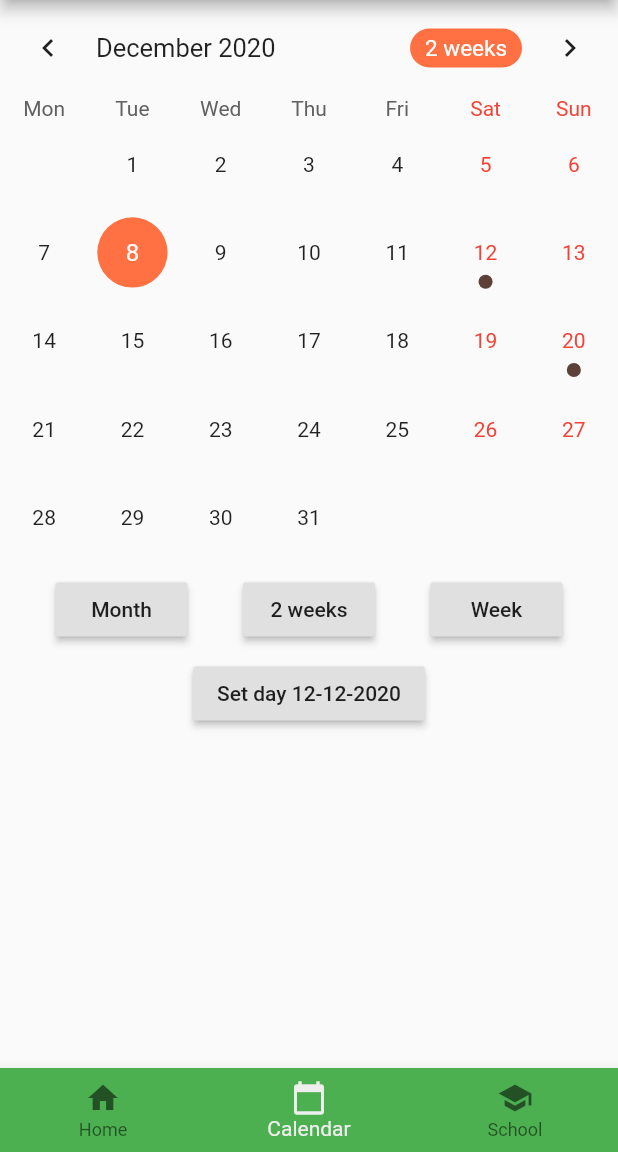
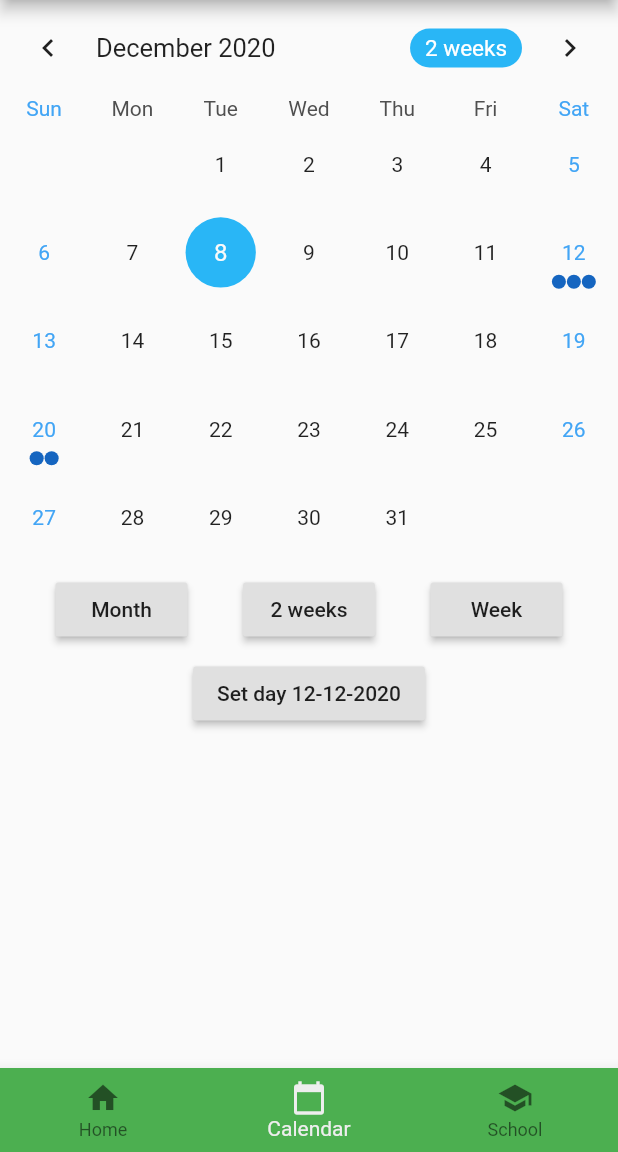
Before and after one commit to MrBean1512/DBMS_Group, a Flutter app: the screen it shows after launch, item 2 of the bottom bar chosen, on a phone screen of 412 x 824 dp, the part 84-1236 px from its top. Run offline on Flutter 3.47's test engine with Material 2 defaults, Android fonts, the phone set to English and light mode, and no system bars; drawn by our look-alikes of table_calendar; missing offline and left inert: mysql1.

Commit message:
calendar ui changes

```diff
--- a/lib/file_handling.dart
+++ b/lib/file_handling.dart
@@ -9,21 +9,42 @@ import 'dart:io';
 import 'dart:core';
 import 'dart:convert';
 
-//TODO
-//this will likely be a useful resource: https://dart.dev/tutorials/web/fetch-data
-//add functions to...
-//updata local data from remote database (alexis' stuff)
-//push new tasks to alexis' database
-//delete old tasks
-//due to some limitations of the dateTime variable in dart, editing an existing task will add a new task and delete the old one
-//handle shared tasks
-//leave currently shared tasks
-//add members to your current task
+/*
+TODO
+this will likely be a useful resource: https://dart.dev/tutorials/web/fetch-data
+sql
+  getQuery()
+    write to json
+  submitQuery()
+file handling
+  write query to a json file
+    maybe write the query to a map and then map to json
+  retrieve a map from the json file
+task managing
+  add a new task
+  edit an existing task
+    delete existing task and then add new one
+    complete a task, change the color, change description or title
+  delete a task
+finish ui
+  page today
+    add "today" header
+    only show today's tasks
+  page calendar
+    try to have it use the task Map
+    show task description and due time
+    optionally add editing features to it
+    optionally remove viewing options and insert calendar into list widget
+  page agenda
+    add '2 days' view button
+    add '1 week' view button
+    add 'category' view button
+      optionally use '2 week' view button if time doesn't permit this
+*/
 
 // Pre-fill the form with some default values. This is only temporary for the sake of code demonstration
 Map populateFromJson() {
   //final jsonDataAsString = new File('tasks.txt').readAsStringSync();
-
 
   final jsonDataAsString = '''{
       "id": [1, 2, 3, 4, 5],
@@ -32,7 +53,6 @@ Map populateFromJson() {
       "dateTime": ["2020-12-12 20:00:00.000", "2020-12-12 20:00:00.000", "2020-12-12 20:00:00.000", "2020-12-20 20:00:00.000", "2020-12-20 20:00:00.000"],
       "completed": [false, false, false, false, false]
   }''';
-
 
   //sqlConnect();
 
@@ -75,14 +95,13 @@ Future sqlGetJsonTasks() async {
   });
   */
   var conn = await MySqlConnection.connect(ConnectionSettings(
-    host: 'localhost',
-    port: 3306,
-    user: 'admin',
-    password: '#1Dmartin21',
-    db: 'task_manager'));
+      host: 'localhost',
+      port: 3306,
+      user: 'admin',
+      password: '#1Dmartin21',
+      db: 'task_manager'));
 
-  var results = await conn.query(
-    'SELECT FROM task');
+  var results = await conn.query('SELECT FROM task');
   for (var row in results) {
     print('Name: ${row[0]}, email: ${row[1]}');
   }
@@ -90,25 +109,17 @@ Future sqlGetJsonTasks() async {
   conn.close(); // closing database connection here
 }
 
-Future sqlSubmit() async {
+Future sqlAddData(String query) async {
   //connection configuration to log into database
   MySqlConnection.connect(ConnectionSettings(
           host: 'localhost',
           port: 3306,
           user: 'admin',
           password: '#1Dmartin21',
-          db: 'Task'))
+          db: 'task_manager'))
       .then((conn) {
     //Run and execute a query
-    conn.query('SELECT Name FROM Task.tasks').then((results) {
-      List.from(results).forEach((row) {
-        // waits a certain amount of time before printing a result. Necessary to give the system
-        // enough time to do what it needs to before closing the program too early
-        Future.delayed(const Duration(milliseconds: 1000), () {
-          print('Name: ${row[0]}');
-        });
-      });
-
+    conn.query(query).then((results) {
       conn.close(); // closing database connection here
     });
   });
--- a/lib/page_calendar.dart
+++ b/lib/page_calendar.dart
@@ -41,72 +41,20 @@ class _PageCalendarState extends State<PageCalendar>
   void initState() {
     super.initState();
     final _selectedDay = DateTime.now();
-    DateTime initDay;
-    String initEvent;
-
-    /*
-    _events = {
-      _selectedDay.subtract(Duration(days: 30)): [
-        'Event A0',
-        'Event B0',
-        'Event C0'
-      ],
-      _selectedDay.subtract(Duration(days: 27)): ['Event A1'],
-      _selectedDay.subtract(Duration(days: 20)): [
-        'Event A2',
-        'Event B2',
-        'Event C2',
-        'Event D2'
-      ],
-      _selectedDay.subtract(Duration(days: 16)): ['Event A3', 'Event B3'],
-      _selectedDay.subtract(Duration(days: 10)): [
-        'Event A4',
-        'Event B4',
-        'Event C4'
-      ],
-      _selectedDay.subtract(Duration(days: 4)): [
-        'Event A5',
-        'Event B5',
-        'Event C5'
-      ],
-      _selectedDay.subtract(Duration(days: 2)): ['Event A6', 'Event B6'],
-      _selectedDay: ['Event A7', 'Event B7', 'Event C7', 'Event D7'],
-      _selectedDay.add(Duration(days: 1)): [
-        'Event A8',
-        'Event B8',
-        'Event C8',
-        'Event D8'
-      ],
-      _selectedDay.add(Duration(days: 3)):
-          Set.from(['Event A9', 'Event A9', 'Event B9']).toList(),
-      _selectedDay.add(Duration(days: 7)): [
-        'Event A10',
-        'Event B10',
-        'Event C10'
-      ],
-      _selectedDay.add(Duration(days: 11)): ['Event A11', 'Event B11'],
-      _selectedDay.add(Duration(days: 17)): [
-        'Event A12',
-        'Event B12',
-        'Event C12',
-        'Event D12'
-      ],
-      _selectedDay.add(Duration(days: 22)): ['Event A13', 'Event B13'],
-      _selectedDay.add(Duration(days: 26)): [
-        'Event A14',
-        'Event B14',
-        'Event C14'
-      ],
-    };
-    */
+    DateTime date;
+    String event;
 
     for (var x = 0; x < tasks['dateTime'].length; x++) {
-      initDay = DateTime.parse(tasks['dateTime'][x]);
-      initEvent = tasks['dateTime'][x];
-      _events[initDay] = [initEvent];
+      date = DateTime.parse(tasks['dateTime'][x]);
+      event = tasks['title'][x];
+      if (_events[date] == null) {
+        _events[date] = [event];
+      } else {
+        _events[date].add(event);
+      }
       //_events[DateTime.parse(tasks['dateTime'][x])] = [tasks['dateTime'][x]];
+      //consider having the loop iterate through tasks instead
     }
-
 
     _selectedEvents = _events[_selectedDay] ?? [];
     _calendarController = CalendarController();
@@ -168,18 +116,21 @@ class _PageCalendarState extends State<PageCalendar>
       calendarController: _calendarController,
       events: _events,
       holidays: _holidays,
-      startingDayOfWeek: StartingDayOfWeek.monday,
+      startingDayOfWeek: StartingDayOfWeek.sunday,
+      daysOfWeekStyle: DaysOfWeekStyle(
+        weekendStyle: TextStyle(color: Colors.blue[400])),
       calendarStyle: CalendarStyle(
-        selectedColor: Colors.deepOrange[400],
-        todayColor: Colors.deepOrange[200],
-        markersColor: Colors.brown[700],
+        selectedColor: Colors.lightBlue[400],
+        todayColor: Colors.lightBlue[200],
+        markersColor: Colors.blue[800],
+        weekendStyle: TextStyle(color: Colors.blue[400]),  //0xFF2196F3
         outsideDaysVisible: false,
       ),
       headerStyle: HeaderStyle(
         formatButtonTextStyle:
             TextStyle().copyWith(color: Colors.white, fontSize: 15.0),
         formatButtonDecoration: BoxDecoration(
-          color: Colors.deepOrange[400],
+          color: Colors.lightBlue[400],
           borderRadius: BorderRadius.circular(16.0),
         ),
       ),
```
